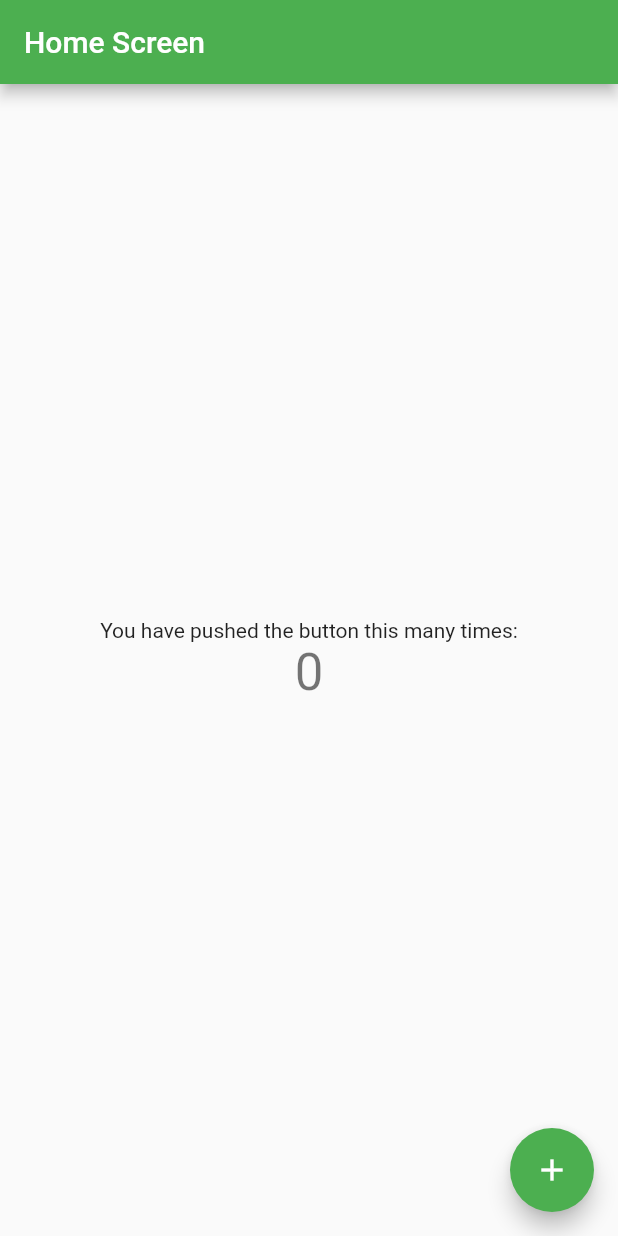
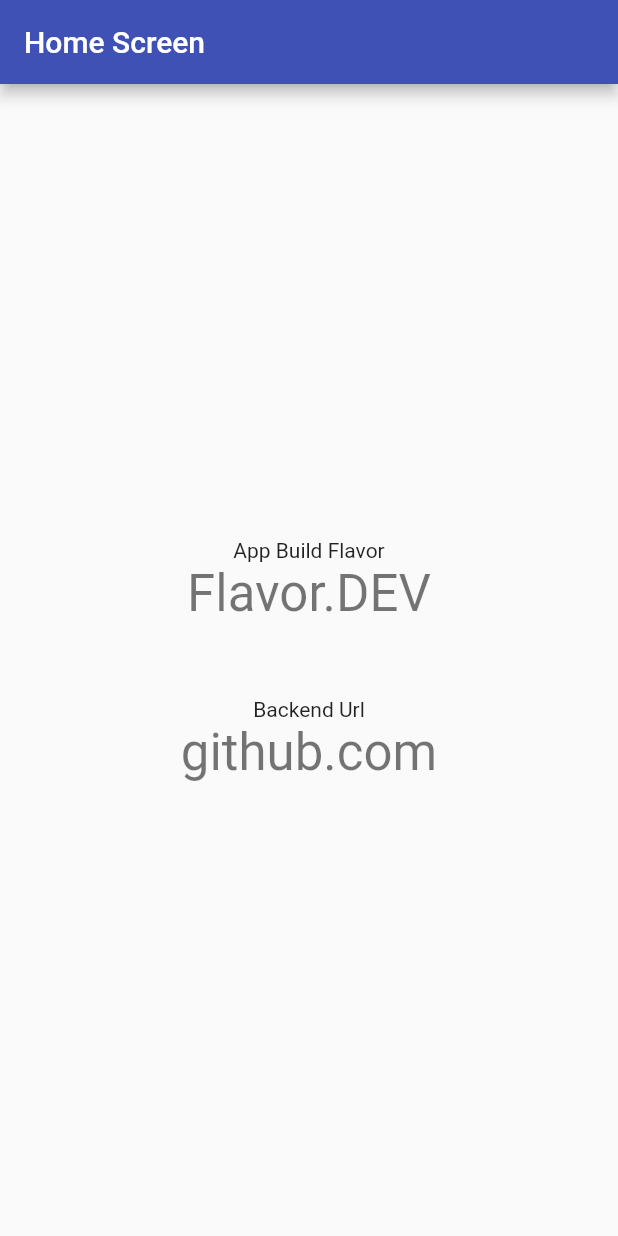
Before and after one commit to marco17851/flavorful_flutter, a Flutter app: the screen it shows after launch, on a phone screen of 412 x 824 dp. Run offline on Flutter 3.47's test engine with Material 2 defaults, Android fonts, the phone set to English and light mode, and no system bars.

Commit message:
Add flavor configuration

```diff
--- a/lib/application.dart
+++ b/lib/application.dart
@@ -1,3 +1,4 @@
+import 'package:flavorful_flutter/configurations/flavor_config.dart';
 import 'package:flutter/material.dart';
 
 import 'screens/home_screen.dart';
@@ -5,10 +6,11 @@ import 'screens/home_screen.dart';
 class MyApp extends StatelessWidget {
   @override
   Widget build(BuildContext context) {
+    FlavorValues flavorValues = FlavorConfig.getValues();
     return MaterialApp(
       title: 'Flavorful Flutter',
       theme: ThemeData(
-        primarySwatch: Colors.green,
+        primarySwatch: flavorValues.flavorColor,
         visualDensity: VisualDensity.adaptivePlatformDensity,
       ),
       home: HomeScreen(title: 'Home Screen'),
--- /dev/null
+++ b/lib/configurations/flavor_config.dart
@@ -0,0 +1,48 @@
+import 'package:flutter/material.dart';
+
+enum Flavor { DEV, QAT }
+
+class FlavorConfig {
+  static FlavorConfig _flavorConfig;
+  static FlavorValues flavorValues;
+
+  FlavorConfig._internalConstructor(
+      Flavor flavor, String backendUrl, flavorColor) {
+    flavorValues = FlavorValues(flavor, backendUrl, flavorColor);
+  }
+
+  static FlavorValues getValues() {
+    return flavorValues;
+  }
+
+  static void setup(
+      {@required Flavor flavor,
+      @required String backendUrl,
+      @required MaterialColor flavorColor}) {
+    if (_flavorConfig == null) {
+      _flavorConfig = FlavorConfig._internalConstructor(
+//        backendUrl: 'github.com',
+//        flavorColor: Colors.cyan,
+          flavor,
+          backendUrl,
+          flavorColor);
+    }
+  }
+
+//  static void setupQat() {
+//    if (_flavorConfig == null) {
+//      _flavorConfig = FlavorConfig._internalConstructor(
+//        backendUrl: 'github.com',
+//        flavorColor: Colors.amber,
+//      );
+//    }
+//  }
+}
+
+class FlavorValues {
+  const FlavorValues(this.flavor, this.backendUrl, this.flavorColor);
+
+  final Flavor flavor;
+  final String backendUrl;
+  final MaterialColor flavorColor;
+}
--- a/lib/main.dart
+++ b/lib/main.dart
@@ -1,7 +1,9 @@
+import 'package:flavorful_flutter/configurations/flavor_config.dart';
 import 'package:flutter/material.dart';
 
 import 'application.dart';
 
 void main() {
+  FlavorConfig.setup(flavor: Flavor.DEV, backendUrl: 'github.com', flavorColor: Colors.indigo);
   runApp(MyApp());
 }
--- a/lib/screens/home_screen.dart
+++ b/lib/screens/home_screen.dart
@@ -1,48 +1,43 @@
+import 'package:flavorful_flutter/configurations/flavor_config.dart';
 import 'package:flutter/material.dart';
 
-class HomeScreen extends StatefulWidget {
+class HomeScreen extends StatelessWidget {
   HomeScreen({Key key, this.title}) : super(key: key);
 
   final String title;
 
   @override
-  _HomeScreenState createState() => _HomeScreenState();
-}
+  Widget build(BuildContext context) {
+    final FlavorValues flavorValues = FlavorConfig.getValues();
 
-class _HomeScreenState extends State<HomeScreen> {
-  int _counter = 0;
-
-  void _incrementCounter() {
-    setState(() {
-      _counter++;
-    });
-  }
-
-  @override
-  Widget build(BuildContext context) {
     return Scaffold(
       appBar: AppBar(
-        title: Text(widget.title),
+        title: Text(title),
       ),
       body: Center(
         child: Column(
           mainAxisAlignment: MainAxisAlignment.center,
           children: <Widget>[
             Text(
-              'You have pushed the button this many times:',
+              'App Build Flavor',
             ),
             Text(
-              '$_counter',
+              flavorValues.flavor.toString(),
+              style: Theme.of(context).textTheme.headline4,
+            ),
+            SizedBox(
+              height: 50,
+            ),
+            Text(
+              'Backend Url',
+            ),
+            Text(
+              flavorValues.backendUrl,
               style: Theme.of(context).textTheme.headline4,
             ),
           ],
         ),
       ),
-      floatingActionButton: FloatingActionButton(
-        onPressed: _incrementCounter,
-        tooltip: 'Increment',
-        child: Icon(Icons.add),
-      ),
     );
   }
 }
```
